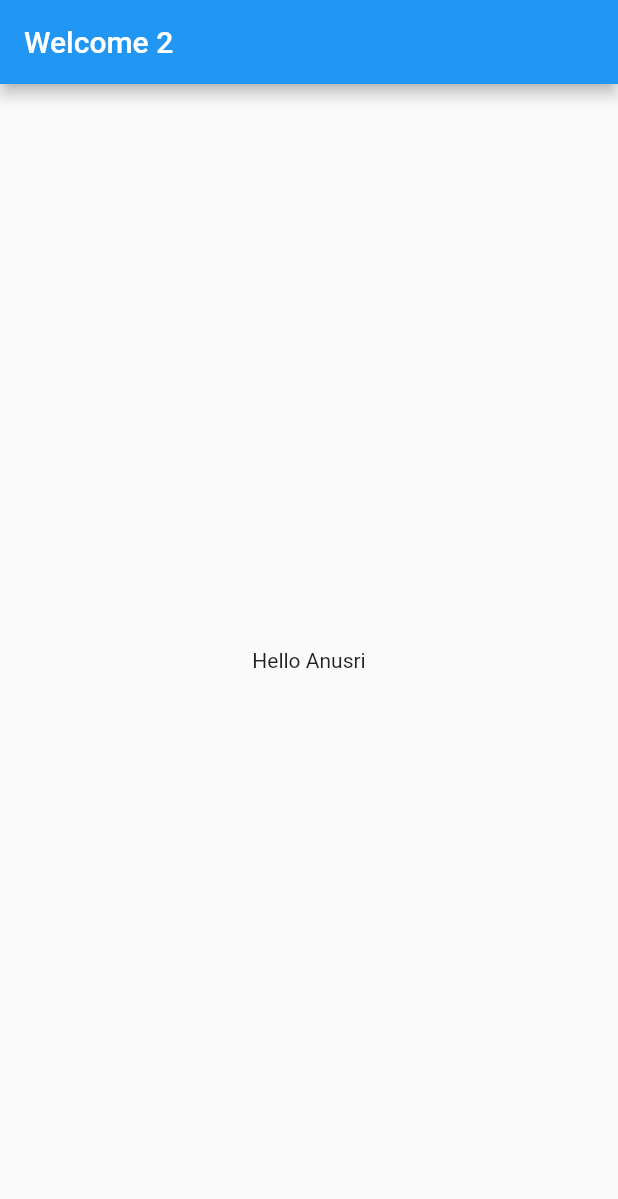
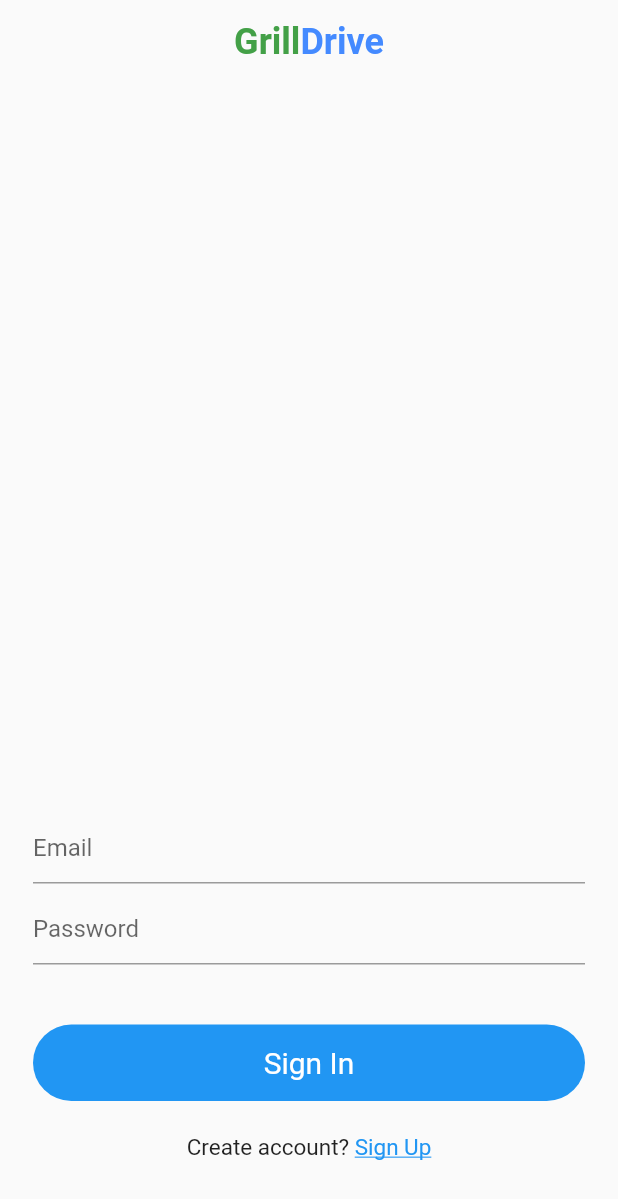
Before and after one commit to AnusriChaurasia/flutter, a Flutter app: the screen it shows after launch, on a phone screen of 412 x 824 dp. Shown: the top 1199 px of the screen. Run offline on Flutter 3.47's test engine with Material 2 defaults, Android fonts, the phone set to English and light mode, and no system bars.

Commit message:
sign in page

```diff
--- /dev/null
+++ b/lib/design/design.dart
@@ -0,0 +1,21 @@
+import 'package:flutter/material.dart';
+
+
+
+Widget appBar(BuildContext context){
+  return Center(
+    child: RichText(
+      textAlign: TextAlign.center,
+      text: TextSpan(
+        style:TextStyle(fontSize: 24,),
+        children: <TextSpan>[
+          TextSpan(text: 'Grill', style: TextStyle(fontWeight: FontWeight.bold, color: Colors.green[600])),
+          TextSpan(text: 'Drive', style: TextStyle(fontWeight: FontWeight.bold, color: Colors.blueAccent)),
+        ],
+      ),
+
+    ),
+  );
+}
+
+/**/
--- a/lib/main.dart
+++ b/lib/main.dart
@@ -1,4 +1,5 @@
 import 'package:flutter/material.dart';
+import 'package:flutter_application_1/views/signin.dart';
 
 void main() {
   runApp(MyApp());
@@ -6,160 +7,17 @@ void main() {
 
 // ignore: must_be_immutable
 class MyApp extends StatelessWidget {
-  // This widget is the root of your application.
-  //
-  Widget titleSection = Container(
-    padding: const EdgeInsets.all(32),
-    child: Row(
-      children: [
-        Expanded(
-          child: Column(
-            crossAxisAlignment: CrossAxisAlignment.start,
-            children: [
-              Container(
-                padding: const EdgeInsets.only(bottom: 8),
-                child: Text(
-                  'this is my app',
-                  style: TextStyle(
-                    fontWeight: FontWeight.bold,
-                  ),
-                ),
-              ),
-              Text(
-                'Learnig',
-                style: TextStyle(
-                  color: Colors.blueGrey,
-                ),
-              )
-            ],
-          ),
-        ),
-        Icon(
-          Icons.star,
-          color: Colors.red[800],
-        ),
-        Text('41'),
-      ],
-    )
-  );
+
   @override
-
-  //------------------------- Title Section --------------------------//
-
-
-
   Widget build(BuildContext context) {
     return MaterialApp(
       title: 'Welcome 1',
-      //title: 'Flutter Layout Demo 1',
-      //theme: ThemeData(
-        // This is the theme of your application.
-        //
-        // Try running your application with "flutter run". You'll see the
-        // application has a blue toolbar. Then, without quitting the app, try
-        // changing the primarySwatch below to Colors.green and then invoke
-        // "hot reload" (press "r" in the console where you ran "flutter run",
-        // or simply save your changes to "hot reload" in a Flutter IDE).
-        // Notice that the counter didn't reset back to zero; the application
-        // is not restarted.
-        //primarySwatch: Colors.blue,
-      //),
-      home: Scaffold(
-        appBar: AppBar(
-          title: Text('Welcome 2'),
-          //title: Text('Flutter Layout Demo 2'),
-        ),
-        body: Center(
-          child: Text('Hello Anusri'),
-        ),
+      debugShowCheckedModeBanner: false,
+      home: SignIn(
+
       ),
 
     );
 
   }
 }
-
-/*class MyHomePage extends StatefulWidget {
-  MyHomePage({Key key, this.title}) : super(key: key);
-
-  // This widget is the home page of your application. It is stateful, meaning
-  // that it has a State object (defined below) that contains fields that affect
-  // how it looks.
-
-  // This class is the configuration for the state. It holds the values (in this
-  // case the title) provided by the parent (in this case the App widget) and
-  // used by the build method of the State. Fields in a Widget subclass are
-  // always marked "final".
-
-  final String title;
-
-  @override
-  _MyHomePageState createState() => _MyHomePageState();
-}
-
-class _MyHomePageState extends State<MyHomePage> {
-  int _counter = 0;
-
-  void _incrementCounter() {
-    setState(() {
-      // This call to setState tells the Flutter framework that something has
-      // changed in this State, which causes it to rerun the build method below
-      // so that the display can reflect the updated values. If we changed
-      // _counter without calling setState(), then the build method would not be
-      // called again, and so nothing would appear to happen.
-      _counter++;
-    });
-  }
-
-  @override
-  Widget build(BuildContext context) {
-    // This method is rerun every time setState is called, for instance as done
-    // by the _incrementCounter method above.
-    //
-    // The Flutter framework has been optimized to make rerunning build methods
-    // fast, so that you can just rebuild anything that needs updating rather
-    // than having to individually change instances of widgets.
-    return Scaffold(
-      appBar: AppBar(
-        // Here we take the value from the MyHomePage object that was created by
-        // the App.build method, and use it to set our appbar title.
-        title: Text(widget.title),
-      ),
-      body: Center(
-        // Center is a layout widget. It takes a single child and positions it
-        // in the middle of the parent.
-        child: Column(
-          // Column is also a layout widget. It takes a list of children and
-          // arranges them vertically. By default, it sizes itself to fit its
-          // children horizontally, and tries to be as tall as its parent.
-          //
-          // Invoke "debug painting" (press "p" in the console, choose the
-          // "Toggle Debug Paint" action from the Flutter Inspector in Android
-          // Studio, or the "Toggle Debug Paint" command in Visual Studio Code)
-          // to see the wireframe for each widget.
-          //
-          // Column has various properties to control how it sizes itself and
-          // how it positions its children. Here we use mainAxisAlignment to
-          // center the children vertically; the main axis here is the vertical
-          // axis because Columns are vertical (the cross axis would be
-          // horizontal).
-          mainAxisAlignment: MainAxisAlignment.center,
-          children: <Widget>[
-            Text(
-              'You have pushed the button this many times:',
-            ),
-            Text(
-              '$_counter',
-              style: Theme.of(context).textTheme.headline4,
-            ),
-          ],
-        ),
-      ),
-      floatingActionButton: FloatingActionButton(
-        onPressed: _incrementCounter,
-        tooltip: 'Increment',
-        child: Icon(Icons.add),
-      ), // This trailing comma makes auto-formatting nicer for build methods.
-    );
-  }
-}*/
--- /dev/null
+++ b/lib/views/signin.dart
@@ -0,0 +1,117 @@
+import 'dart:ui';
+
+import 'package:flutter/material.dart';
+import 'package:flutter_application_1/design/design.dart';
+
+class SignIn extends StatefulWidget {
+  @override
+  _SignInState createState() => _SignInState();
+}
+
+class _SignInState extends State<SignIn> {
+
+  final _formKey = GlobalKey<FormState>();
+  String email,password;
+
+  @override
+  Widget build(BuildContext context) {
+    return Scaffold(
+
+      appBar: AppBar(
+        title: appBar(context),
+        backgroundColor: Colors.transparent,
+        elevation: 0.0,
+        brightness: Brightness.light,
+
+      ),
+
+      body: Form(
+        child: Container(
+          margin: EdgeInsets.symmetric(horizontal: 22),
+
+          child: Column(
+            children: [
+              Spacer(),
+/*------------------------- Email -----------------------------*/
+              TextFormField(
+                validator: (value){
+                  return value.isEmpty ? "Enter your email" : null;
+                },
+                decoration: InputDecoration(
+                  hintText: "Email"
+                ),
+                onChanged: (value){
+                  email = value;
+                },
+              ),
+              SizedBox(height: 6,),
+/*------------------------ Password -----------------------------*/
+              TextFormField(
+                validator: (value){
+                  return value.isEmpty ? "Enter your password" : null;
+                },
+                decoration: InputDecoration(
+                  hintText: "Password"
+                ),
+                onChanged: (value){
+                  email = value;
+                },
+              ),
+              SizedBox(height: 40,),
+/*----------------------- Sign In Button -------------------------*/
+              Container(
+                padding: EdgeInsets.symmetric(vertical: 14),
+                decoration: BoxDecoration(
+                  color: Colors.blue,
+                  borderRadius: BorderRadius.circular(30),
+                ),
+                width: MediaQuery.of(context).size.width - 44,
+                alignment: Alignment.center,
+                child: Text(
+                  "Sign In",
+                  style: TextStyle(
+                    color: Colors.white,
+                    fontSize: 20,
+                  ),
+                ),
+              ),
+              SizedBox(height: 22,),
+/*------------------------ Sign Up Option ------------------------*/
+              Row(
+                mainAxisAlignment: MainAxisAlignment.center,
+                children: [
+                  Text(
+                    "Create account? ",
+                    style: TextStyle(
+                      fontSize: 15,
+                    ),
+                  ),
+                  Text(
+                    "Sign Up",
+                    style: TextStyle(
+                      fontSize: 15,
+                      decoration: TextDecoration.underline,
+                      color: Colors.blue,
+                      decorationColor: Colors.blue,
+                    ),
+                  ),
+                ],
+              ),
+              SizedBox(height: 50,),
+/*----------------------------------------------------------*/
+              Container(
+
+                decoration: BoxDecoration(
+                  color: Colors.blue,
+                  image: DecorationImage(
+                    image: AssetImage("images/img.png"),
+                  ),
+                ),
+              ),
+            ],
+          ),
+        ),
+      ),
+    );
+  }
+}
```
Also changed, not shown: pubspec.yaml (+3 -9 lines), images/img.png (added), lib/views/authenticate.dart (added), lib/views/home.dart (added), lib/views/signup.dart (added).
